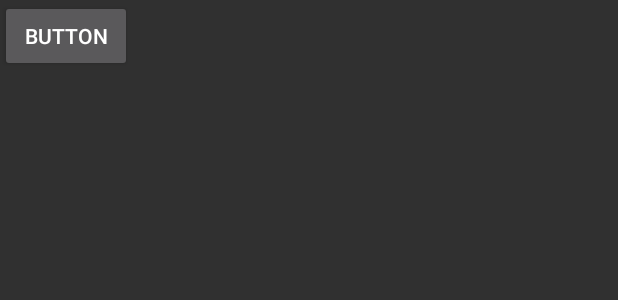
After one commit to MacaronFR/AndroidAppHyperion, an Android app: the layout activity_home.xml on its own in the app's theme, with its tools: preview values and no code run, on a phone screen of 412 x 824 dp. The commit adds this screen. Shown: the top 300 px of the screen. Run offline under Robolectric (Android 15) with nearby library versions, the phone set to English and light mode, and no system bars.

Commit message:
connection + disconect ok

```diff
--- a/app/src/main/AndroidManifest.xml
+++ b/app/src/main/AndroidManifest.xml
@@ -8,7 +8,7 @@
             android:label="@string/app_name"
             android:roundIcon="@mipmap/ic_launcher_round"
             android:supportsRtl="true"
-            android:theme="@style/Theme.Hyperion">
+            android:theme="@style/Theme.AppCompat">
         <activity android:name=".LoginActivity" android:windowSoftInputMode="adjustResize|stateHidden">
             <intent-filter>
                 <action android:name="android.intent.action.MAIN"/>
@@ -18,6 +18,9 @@
         <activity android:name=".LoadingActivity">
 
         </activity>
+        <activity android:name=".HomeActivity" android:theme="@style/Theme.AppCompat">
+
+        </activity>
     </application>
 
 </manifest>
--- /dev/null
+++ b/app/src/main/res/layout/activity_home.xml
@@ -0,0 +1,11 @@
+<?xml version="1.0" encoding="utf-8"?>
+<androidx.constraintlayout.widget.ConstraintLayout xmlns:android="http://schemas.android.com/apk/res/android"
+                                                   xmlns:tools="http://schemas.android.com/tools" android:layout_width="match_parent"
+                                                   android:layout_height="match_parent">
+
+    <Button
+            android:text="Button"
+            android:layout_width="wrap_content"
+            android:layout_height="wrap_content" android:id="@+id/button" tools:layout_editor_absoluteY="109dp"
+            tools:layout_editor_absoluteX="174dp"/>
+</androidx.constraintlayout.widget.ConstraintLayout>
--- a/app/src/main/res/values/strings.xml
+++ b/app/src/main/res/values/strings.xml
@@ -1,3 +1,4 @@
 <resources>
     <string name="app_name">Hyperion</string>
+    <string name="disconnect">Se déconnecté</string>
 </resources>
```
Also changed, not shown: app/src/main/java/fr/macaron_dev/hyperion/DisconnectDialog.kt (added, +38 -0 lines), app/src/main/java/fr/macaron_dev/hyperion/HomeActivity.kt (added, +27 -0 lines), app/src/main/java/fr/macaron_dev/hyperion/LoadingActivity.kt (+8 -1 lines).
